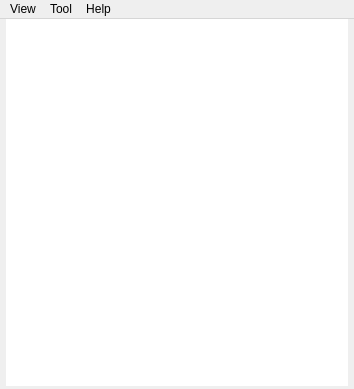
First picture: the form in src/ui/home.ui, repository LambolAlee/PasTk-Cpp, before the edit.
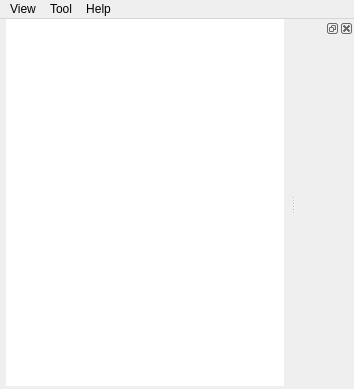
Second picture: the form after the edit. Icons and pictures are not drawn.

Commit message: sync with my windows

Patch:
```diff
--- a/src/ui/home.ui
+++ b/src/ui/home.ui
@@ -136,6 +136,12 @@
    <addaction name="menuTool"/>
    <addaction name="menuHelp"/>
   </widget>
+  <widget class="QDockWidget" name="itemDock">
+   <attribute name="dockWidgetArea">
+    <number>2</number>
+   </attribute>
+   <widget class="QWidget" name="dockWidgetContents"/>
+  </widget>
   <action name="actionTemplate_Editor">
    <property name="icon">
     <iconset resource="../resources/rc.qrc">
```
Left out of the diff: 2 changed lines with no effect on the pictures. The commit also changes 3 other files.
